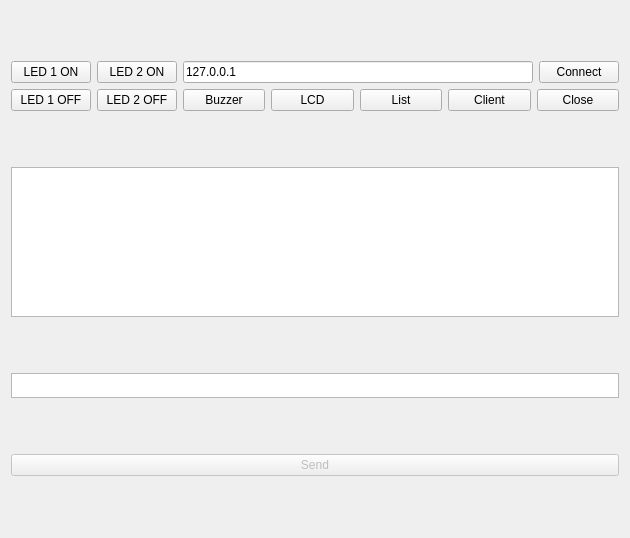
Before: the Qt Designer form ClientGUI/mainwindow.ui in sekranmert/CppServerWithArduino, drawn with Qt 5.
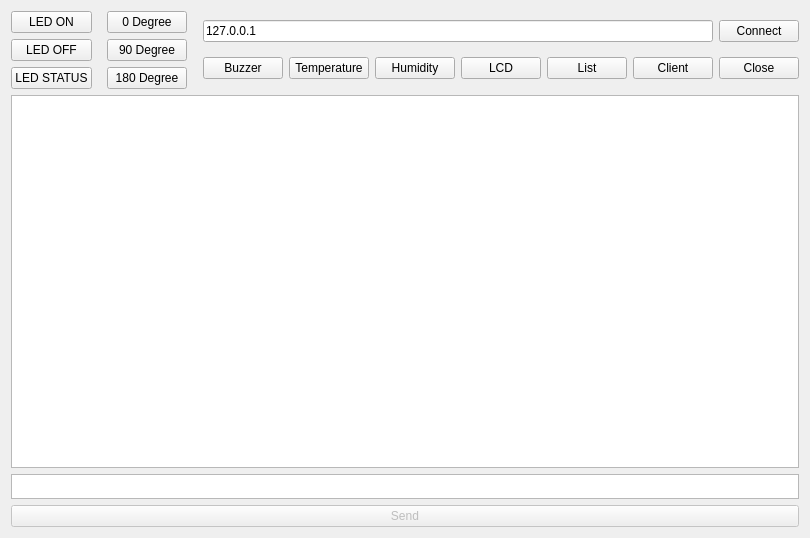
After: the same form once the commit is applied.

The edit to the form file:
```diff
--- a/ClientGUI/mainwindow.ui
+++ b/ClientGUI/mainwindow.ui
@@ -6,7 +6,7 @@
    <rect>
     <x>0</x>
     <y>0</y>
-    <width>626</width>
+    <width>810</width>
     <height>538</height>
    </rect>
   </property>
@@ -22,37 +22,77 @@
         <item>
          <widget class="QPushButton" name="btnLed1On">
           <property name="text">
-           <string>LED 1 ON</string>
+           <string>LED ON</string>
           </property>
          </widget>
         </item>
         <item>
          <widget class="QPushButton" name="btnLed1Off">
           <property name="text">
-           <string>LED 1 OFF</string>
+           <string>LED OFF</string>
+          </property>
+         </widget>
+        </item>
+        <item>
+         <widget class="QPushButton" name="btnLedStat">
+          <property name="text">
+           <string>LED STATUS</string>
           </property>
          </widget>
         </item>
        </layout>
       </item>
+      <item>
+       <spacer name="horizontalSpacer">
+        <property name="orientation">
+         <enum>Qt::Horizontal</enum>
+        </property>
+        <property name="sizeHint" stdset="0">
+         <size>
+          <width>40</width>
+          <height>20</height>
+         </size>
+        </property>
+       </spacer>
+      </item>
       <item>
        <layout class="QVBoxLayout" name="verticalLayout_4">
         <item>
          <widget class="QPushButton" name="btnLed2On">
           <property name="text">
-           <string>LED 2 ON</string>
+           <string>0 Degree</string>
           </property>
          </widget>
         </item>
         <item>
          <widget class="QPushButton" name="btnLed2Off">
           <property name="text">
-           <string>LED 2 OFF</string>
+           <string>90 Degree</string>
+          </property>
+         </widget>
+        </item>
+        <item>
+         <widget class="QPushButton" name="btn180Degr">
+          <property name="text">
+           <string>180 Degree</string>
           </property>
          </widget>
         </item>
        </layout>
       </item>
+      <item>
+       <spacer name="horizontalSpacer_2">
+        <property name="orientation">
+         <enum>Qt::Horizontal</enum>
+        </property>
+        <property name="sizeHint" stdset="0">
+         <size>
+          <width>40</width>
+          <height>20</height>
+         </size>
+        </property>
+       </spacer>
+      </item>
       <item>
        <layout class="QVBoxLayout" name="verticalLayout_7">
         <item>
@@ -88,6 +128,20 @@
               </property>
              </widget>
             </item>
+            <item>
+             <widget class="QPushButton" name="btnTemp">
+              <property name="text">
+               <string>Temperature</string>
+              </property>
+             </widget>
+            </item>
+            <item>
+             <widget class="QPushButton" name="btnHumd">
+              <property name="text">
+               <string>Humidity</string>
+              </property>
+             </widget>
+            </item>
             <item>
              <widget class="QPushButton" name="btnLCD">
               <property name="text">
@@ -135,7 +189,7 @@
       <property name="maximumSize">
        <size>
         <width>16777215</width>
-        <height>150</height>
+        <height>500</height>
        </size>
       </property>
       <property name="lineWidth">
@@ -151,6 +205,12 @@
     </item>
     <item>
      <widget class="QPlainTextEdit" name="txtSend">
+      <property name="sizePolicy">
+       <sizepolicy hsizetype="Expanding" vsizetype="Fixed">
+        <horstretch>0</horstretch>
+        <verstretch>0</verstretch>
+       </sizepolicy>
+      </property>
       <property name="minimumSize">
        <size>
         <width>608</width>
@@ -176,6 +236,12 @@
       <property name="enabled">
        <bool>false</bool>
       </property>
+      <property name="sizePolicy">
+       <sizepolicy hsizetype="Minimum" vsizetype="Fixed">
+        <horstretch>0</horstretch>
+        <verstretch>0</verstretch>
+       </sizepolicy>
+      </property>
       <property name="text">
        <string>Send</string>
       </property>
```
Left out of the diff: 9 changed lines with no effect on the pictures.
